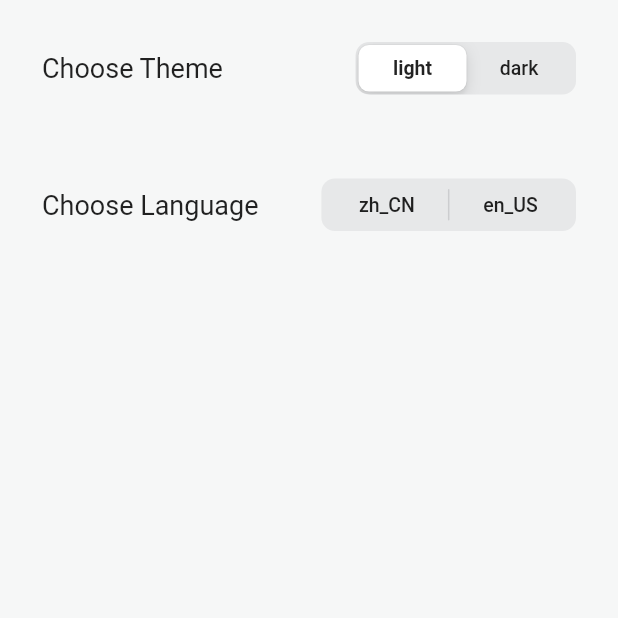
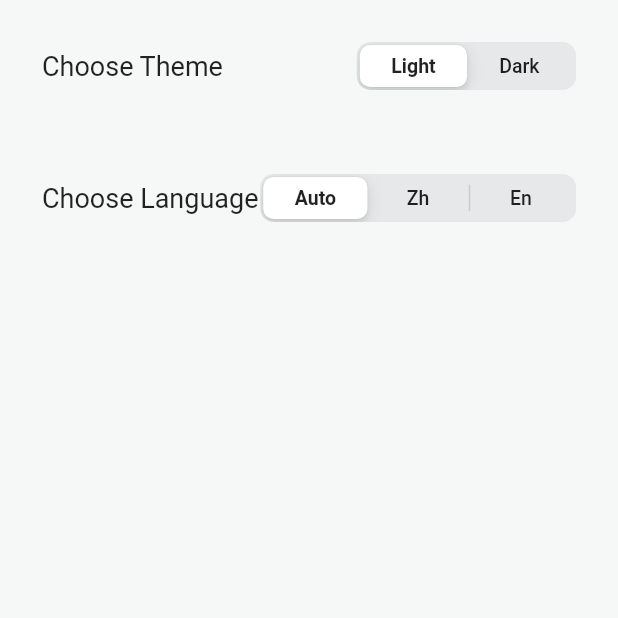
Before and after one commit to xiong35/Feelings, a Flutter app: the SettingsView screen opened directly, on a phone screen of 412 x 824 dp, the top half of it. Run offline on Flutter 3.47's test engine with Material 2 defaults, Android fonts, the phone set to English and light mode, and no system bars; network calls fail.

Commit message:
finish globalization

```diff
--- a/lib/global/global.dart
+++ b/lib/global/global.dart
@@ -1,7 +1,7 @@
 import 'package:flutter/material.dart';
 
 class Profile {
-  String locale;
+  String locale = 'auto';
   String theme = "light";
 }
 
@@ -27,7 +27,7 @@ class ProfileChangeNotifier extends ChangeNotifier {
 
 class LocaleModel extends ProfileChangeNotifier {
   Locale getLocale() {
-    if (_profile.locale == null) return null;
+    if (_profile.locale == 'auto') return null;
     var t = _profile.locale.split("_");
     return Locale(t[0], t[1]);
   }
--- a/lib/global/localization.dart
+++ b/lib/global/localization.dart
@@ -49,11 +49,15 @@ class FeelingsLocalization {
   }
 
   String get settingsLanguageOpsZH {
-    return isZh ? "中文" : "Chinese";
+    return isZh ? "中文" : "Zh";
   }
 
   String get settingsLanguageOpsEN {
-    return isZh ? "英文" : "English";
+    return isZh ? "英文" : "En";
+  }
+
+  String get settingsLanguageOpsAuto {
+    return isZh ? "自动" : "Auto";
   }
 
   String get settingsThemeOpsDark {
--- a/lib/pages/tabs/settings.dart
+++ b/lib/pages/tabs/settings.dart
@@ -17,6 +17,17 @@ class SettingsView extends StatelessWidget {
     var locale =
         Provider.of<LocaleModel>(context, listen: false).locale;
 
+    var LIGHT =
+        FeelingsLocalization.of(context).settingsThemeOpsLight;
+    var DARK =
+        FeelingsLocalization.of(context).settingsThemeOpsDark;
+    var ZH =
+        FeelingsLocalization.of(context).settingsLanguageOpsZH;
+    var EN =
+        FeelingsLocalization.of(context).settingsLanguageOpsEN;
+    var AUTO = FeelingsLocalization.of(context)
+        .settingsLanguageOpsAuto;
+
     return Scaffold(
       body: ListView(
         children: [
@@ -30,7 +41,8 @@ class SettingsView extends StatelessWidget {
                   style: TextStyle(fontSize: 18),
                 ),
                 Selector(
-                  contents: ['light', 'dark'],
+                  contents: [LIGHT, DARK],
+                  names: ['light', 'dark'],
                   initial: theme,
                   onChange: (_) => Provider.of<ThemeModel>(
                               context,
@@ -53,13 +65,13 @@ class SettingsView extends StatelessWidget {
                   style: TextStyle(fontSize: 18),
                 ),
                 Selector(
-                  contents: ['zh_CN', 'en_US'],
+                  contents: [AUTO, ZH, EN],
+                  names: ['auto', 'zh_CN', 'en_US'],
                   initial: locale,
-                  onChange: (_) => Provider.of<LocaleModel>(
-                              context,
+                  onChange: (newVal) =>
+                      Provider.of<LocaleModel>(context,
                               listen: false)
-                          .locale =
-                      locale == 'en_US' ? 'zh_CN' : 'en_US',
+                          .locale = newVal,
                 )
               ],
               mainAxisAlignment: MainAxisAlignment.spaceBetween,
@@ -77,11 +89,13 @@ class Selector extends StatefulWidget {
     this.contents,
     this.initial,
     this.onChange,
+    this.names,
   });
 
   final List<String> contents;
   final String initial;
   final Function onChange;
+  final List<String> names;
 
   @override
   _SelectorState createState() => _SelectorState();
@@ -107,13 +121,12 @@ class _SelectorState extends State<Selector> {
   @override
   Widget build(BuildContext context) {
     var children = Map<String, Widget>();
-    widget.contents.forEach((content) {
-      children[content] = Padding(
-        child: Text(content),
-        padding: EdgeInsets.fromLTRB(12, 8, 12, 8),
+    for (var i = 0; i < widget.contents.length; i++) {
+      children[widget.names[i]] = Padding(
+        child: Text(widget.contents[i]),
+        padding: EdgeInsets.fromLTRB(10, 6, 10, 6),
       );
-    });
-
+    }
     return CupertinoSlidingSegmentedControl<String>(
       children: children,
       onValueChanged: onValueChanged,
```
